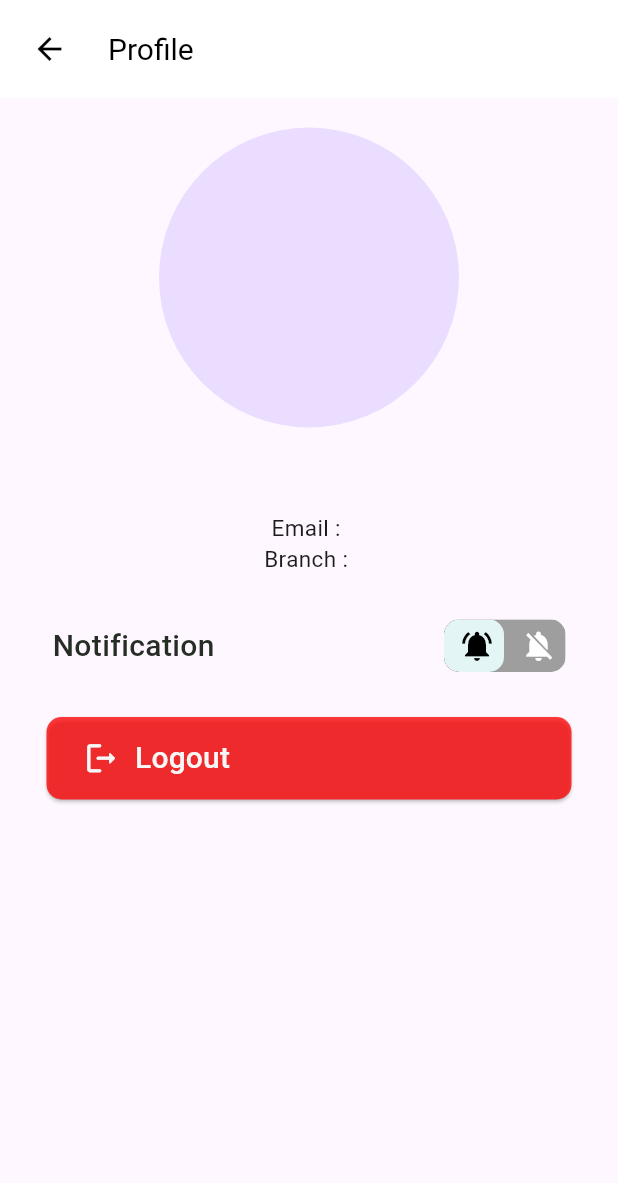
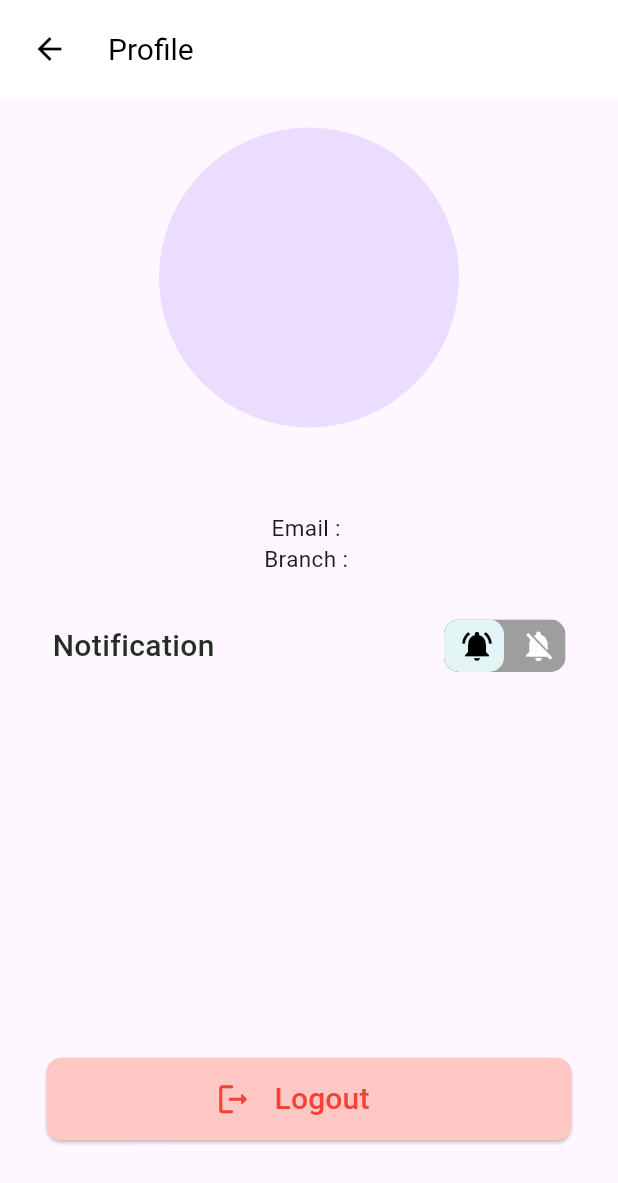
Before and after one commit to SuyeshJadhav/acamedia, a Flutter app: the ProfilePage screen opened directly, on a phone screen of 412 x 824 dp. Shown: the top 1183 px of the screen. Run offline on Flutter 3.47's test engine with Material 3 defaults, Android fonts, the phone set to English and light mode, and no system bars; drawn by our look-alikes of toggle_switch; our stand-ins replace flutter_riverpod, google_fonts, shared_preferences; accounts and stored records are empty.

Commit message:
cleaned the ui in profile page

```diff
--- a/frontend/lib/pages/profile_page.dart
+++ b/frontend/lib/pages/profile_page.dart
@@ -32,7 +32,7 @@ class ProfilePageState extends State<ProfilePage> {
                     user['fname'] ?? ''; // Null check for first name
                 String lastName =
                     user['lname'] ?? ''; // Null check for last name
-                name = (firstName + ' ' + lastName)
+                name = ('$firstName $lastName')
                     .toUpperCase(); // Concatenate and convert to uppercase
                 branch = user['branch'] ?? ''; // Null check for branch
                 email = user['email'] ?? ''; // Null check for email
@@ -149,7 +149,9 @@ class ProfilePageState extends State<ProfilePage> {
                     ),
                   ),
                 ),
-                const SizedBox(height: 20),
+                SizedBox(
+                  height: MediaQuery.of(context).size.height * 0.3,
+                ),
                 const LogoutBtn()
               ],
             ),
--- a/frontend/lib/widgets/profile_widgets/logout_btn.dart
+++ b/frontend/lib/widgets/profile_widgets/logout_btn.dart
@@ -50,28 +50,36 @@ class _LogoutBtnState extends State<LogoutBtn> {
           );
         },
         style: ElevatedButton.styleFrom(
-          backgroundColor: const Color.fromARGB(195, 255, 0, 0),
+          // backgroundColor: const Color.fromARGB(195, 255, 0, 0),
+          backgroundColor: Color.fromARGB(255, 255, 200, 196),
           fixedSize: const Size(350, 55),
           shape: const RoundedRectangleBorder(
             borderRadius: BorderRadius.all(
               Radius.circular(10),
             ),
           ),
+          // side: const BorderSide(
+          //   width: 2, // Specify the border thickness
+          //   color: Colors.red, // Specify the border color
+          // ),
         ),
         child: const Row(
           children: [
+            SizedBox(
+              width: 88,
+            ),
             Icon(
               Icons.logout_rounded,
               size: 25,
-              color: Color.fromRGBO(247, 247, 247, 1),
+              color: Colors.red,
             ),
             SizedBox(
-              width: 10,
+              width: 15.0,
             ),
             Text(
               "Logout",
               style: TextStyle(
-                color: Color.fromRGBO(247, 247, 247, 1),
+                color: Colors.red,
                 fontSize: 20,
                 fontWeight: FontWeight.w500,
               ),
```
